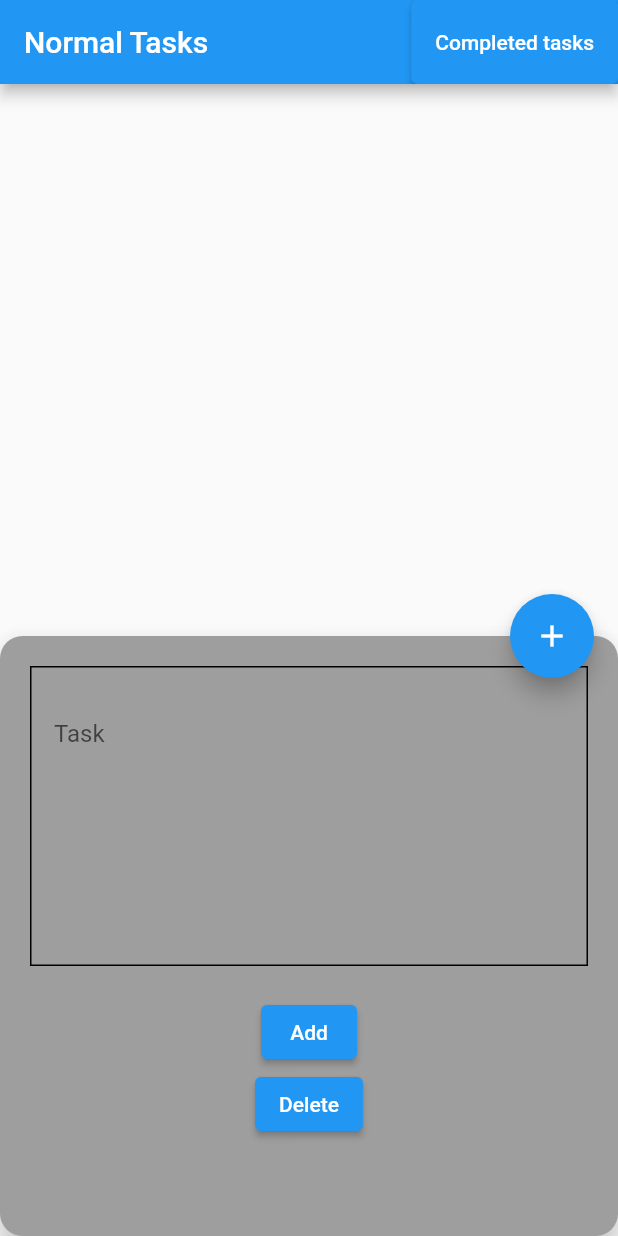
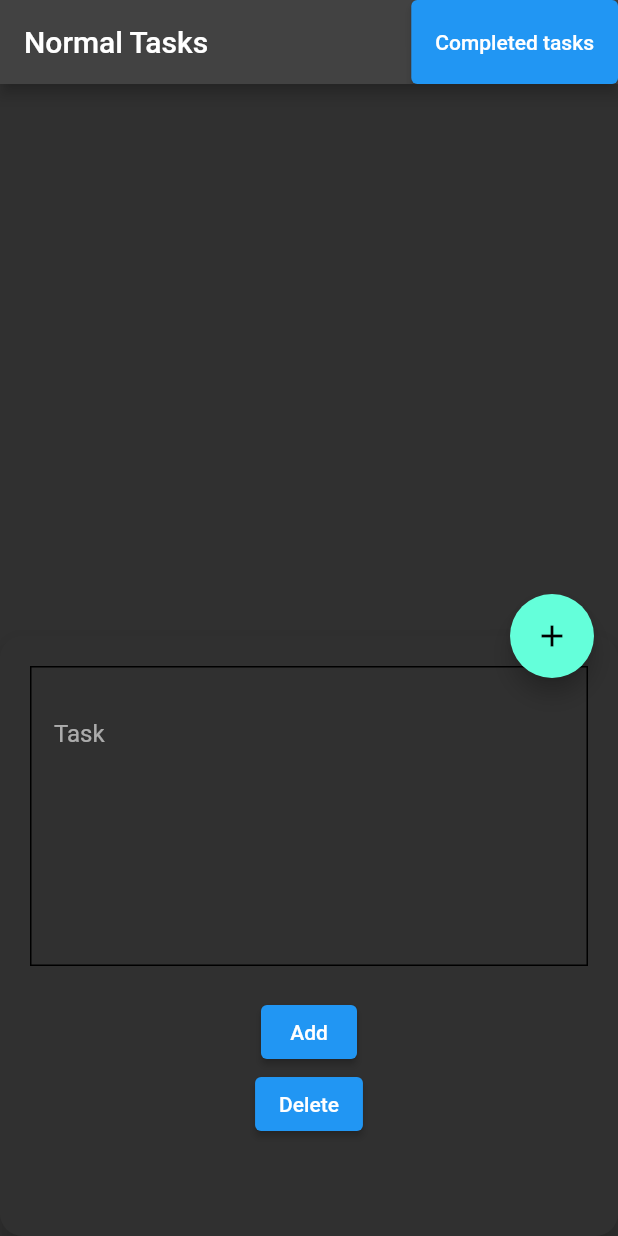
Before and after one commit to vanshgupta7/Task, a Flutter app: the screen it shows after launch, after a tap on the "add" icon, on a phone screen of 412 x 824 dp. Run offline on Flutter 3.47's test engine with Material 2 defaults, Android fonts, the phone set to English and light mode, and no system bars; our stand-ins replace cloud_firestore, firebase_core; accounts and stored records are empty.

Commit message:
improve UI

```diff
--- a/lib/completedtasks.dart
+++ b/lib/completedtasks.dart
@@ -41,7 +41,8 @@ class _CompletedTasksState extends State<CompletedTasks> {
                 itemBuilder: (context, index) {
                   return snapshot.data!.docs[index]['completed'] == true
                       ? Card(
-                          color: Colors.grey[200],
+                          // color: Colors.grey[200],
+                          margin: EdgeInsets.all(10),
                           child: ListTile(
                             // onTap: () {
                             //   Navigator.push(
--- a/lib/main.dart
+++ b/lib/main.dart
@@ -1,6 +1,8 @@
 // ignore_for_file: prefer_const_constructors
 
 import 'package:flutter/material.dart';
+import 'package:provider/provider.dart';
+import 'package:task/theme.dart';
 import 'normaltasks.dart';
 import 'package:firebase_core/firebase_core.dart';
 
@@ -13,12 +15,37 @@ void main() async {
 class MyApp extends StatelessWidget {
   const MyApp({Key? key}) : super(key: key);
 
-  // This widget is the root of your application.
+  // This widget is the root of  your application.
+  // final bool light = false;
+  // final ThemeData _darkTheme = ThemeData(
+  //   brightness: Brightness.dark,
+  //   colorScheme: ColorScheme.dark(),
+  // );
+  // final ThemeData _lightTheme = ThemeData(
+  //   brightness: Brightness.light,
+  //   primaryColor: Colors.black12,
+  //   colorScheme: ColorScheme.light(),
+  // );
+
   @override
   Widget build(BuildContext context) {
-    return MaterialApp(
-      home: NormalTasks(),
-      debugShowCheckedModeBanner: false,
+    return ChangeNotifierProvider<ThemeChanger>(
+      create: (context) => ThemeChanger(themeData: ThemeData.dark()),
+      child: MaterialAppWithTheme(),
     );
   }
 }
+
+// ignore: use_key_in_widget_constructors
+class MaterialAppWithTheme extends StatelessWidget {
+  @override
+  Widget build(BuildContext context) {
+    final theme = Provider.of<ThemeChanger>(context);
+    return MaterialApp(
+      home: NormalTasks(),
+      // theme: light ? _darkTheme : _lightTheme,
+      debugShowCheckedModeBanner: false,
+      theme: theme.getTheme(),
+    );
+  }
+}
--- a/lib/normaltasks.dart
+++ b/lib/normaltasks.dart
@@ -2,6 +2,7 @@
 
 import 'package:flutter/material.dart';
 import 'package:task/taskList.dart';
+import 'package:task/theme.dart';
 // import 'package:task/addtask.dart';
 import 'completedtasks.dart';
 import 'package:provider/provider.dart';
@@ -18,6 +19,8 @@ class NormalTasks extends StatefulWidget {
 class _NormalTasksState extends State<NormalTasks> {
   String taskEntered = "";
   bool _showSheet = false;
+  bool light = true;
+
   final CollectionReference taskData =
       FirebaseFirestore.instance.collection('tasks');
 
@@ -31,6 +34,8 @@ class _NormalTasksState extends State<NormalTasks> {
 
   @override
   Widget build(BuildContext context) {
+    final ThemeChanger _themeChanger = Provider.of<ThemeChanger>(context);
+
     return StreamProvider<QuerySnapshot?>.value(
       value: TasksStorage().diffTasks,
       initialData: null,
@@ -53,16 +58,26 @@ class _NormalTasksState extends State<NormalTasks> {
           child: Icon(Icons.add),
           onPressed: () {
             setState(() {
-              _showSheet = true;
+              _showSheet = !_showSheet;
             });
           },
         ),
         body: Center(
-          child: Row(
-            children: const [
+          child: Column(
+            children: [
               Expanded(
                 child: TaskList(),
               ),
+              Switch(
+                  value: light,
+                  onChanged: (value) {
+                    setState(() {
+                      light = value;
+                      light
+                          ? _themeChanger.setTheme(MyThemes.darkTheme)
+                          : _themeChanger.setTheme(MyThemes.lightTheme);
+                    });
+                  })
             ],
           ),
         ),
@@ -72,7 +87,7 @@ class _NormalTasksState extends State<NormalTasks> {
                 height: 400,
                 child: BottomSheet(
                     elevation: 10,
-                    backgroundColor: Colors.grey,
+                    // backgroundColor: Colors.grey,
                     shape: RoundedRectangleBorder(
                         borderRadius: BorderRadius.circular(15)),
                     onClosing: () {
--- a/lib/tasklist.dart
+++ b/lib/tasklist.dart
@@ -3,7 +3,8 @@
 import 'package:flutter/material.dart';
 import 'package:cloud_firestore/cloud_firestore.dart';
 import 'package:task/edittask.dart';
-// import 'package:provider/provider.dart';
+import 'package:task/theme.dart';
+import 'package:provider/provider.dart';
 
 class TaskList extends StatefulWidget {
   const TaskList({Key? key}) : super(key: key);
@@ -21,6 +22,7 @@ class _TaskListState extends State<TaskList> {
     // for (var doc in tasssks.docs) {
     //   print(doc.data);
     // }
+
     return Scaffold(
       body: StreamBuilder<QuerySnapshot>(
         stream: db.collection('tasks').snapshots(),
@@ -36,7 +38,8 @@ class _TaskListState extends State<TaskList> {
                 itemBuilder: (context, index) {
                   return snapshot.data!.docs[index]['completed'] == false
                       ? Card(
-                          color: Colors.grey[200],
+                          // color: Colors.grey[200],
+                          margin: const EdgeInsets.all(10),
                           child: ListTile(
                             onTap: () {
                               Navigator.push(
--- /dev/null
+++ b/lib/theme.dart
@@ -0,0 +1,62 @@
+import 'package:flutter/material.dart';
+
+class ThemeChanger with ChangeNotifier {
+  late ThemeData themeData;
+  ThemeChanger({required this.themeData});
+
+  getTheme() => themeData;
+
+  setTheme(theme) {
+    themeData = theme;
+
+    notifyListeners();
+  }
+}
+
+class MyThemes {
+  static final darkTheme = ThemeData(
+    scaffoldBackgroundColor: Colors.grey.shade500,
+    primaryColor: Colors.black,
+    colorScheme: const ColorScheme.dark(),
+    appBarTheme: const AppBarTheme(backgroundColor: Colors.black),
+    iconTheme: const IconThemeData(color: Color(0xff03dac6), opacity: 0.8),
+    checkboxTheme: CheckboxThemeData(
+        fillColor: MaterialStateProperty.all<Color>(const Color(0xff03dac6))),
+    elevatedButtonTheme: ElevatedButtonThemeData(
+      style: ButtonStyle(
+        backgroundColor:
+            MaterialStateProperty.all<Color>(const Color(0xff03dac6)),
+      ),
+    ),
+    bottomSheetTheme:
+        const BottomSheetThemeData(backgroundColor: Color(0xff3b3c36)),
+  );
+
+  static final lightTheme = ThemeData(
+    scaffoldBackgroundColor: Colors.white,
+    primaryColor: Colors.white,
+    colorScheme: const ColorScheme.light(),
+    appBarTheme: const AppBarTheme(backgroundColor: Color(0xfffbbf77)),
+    iconTheme: const IconThemeData(
+      color: Color(0xffffaba5),
+    ),
+    checkboxTheme: CheckboxThemeData(
+        fillColor: MaterialStateProperty.all<Color>(const Color(0xffd8b863))),
+    elevatedButtonTheme: ElevatedButtonThemeData(
+      style: ButtonStyle(
+        backgroundColor:
+            MaterialStateProperty.all<Color>(const Color(0xffd8b863)),
+        // textStyle: MaterialStateProperty.all<TextStyle>(const TextStyle(
+        //   color: Colors.black,
+        // )),
+      ),
+    ),
+    bottomSheetTheme: const BottomSheetThemeData(
+        backgroundColor: Color(0xffffbc94),
+        modalBackgroundColor: Color(0xfffbbf77)),
+    cardColor: const Color(0xffffd899),
+    floatingActionButtonTheme: const FloatingActionButtonThemeData(
+      backgroundColor: Color(0xfffbbf77),
+    ),
+  );
+}
```
